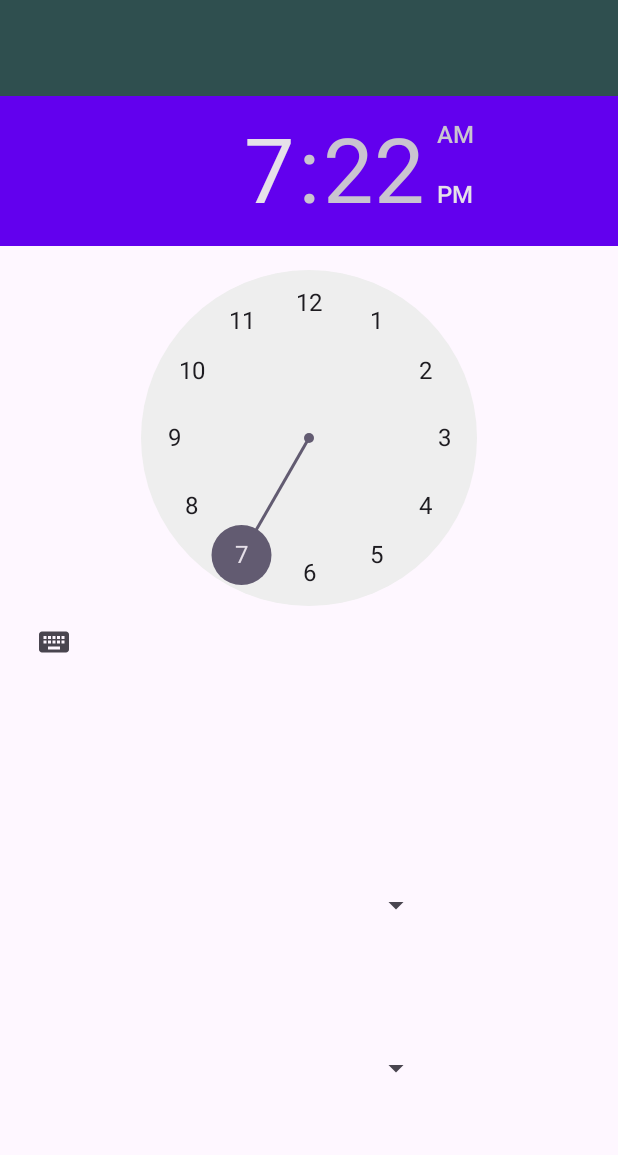
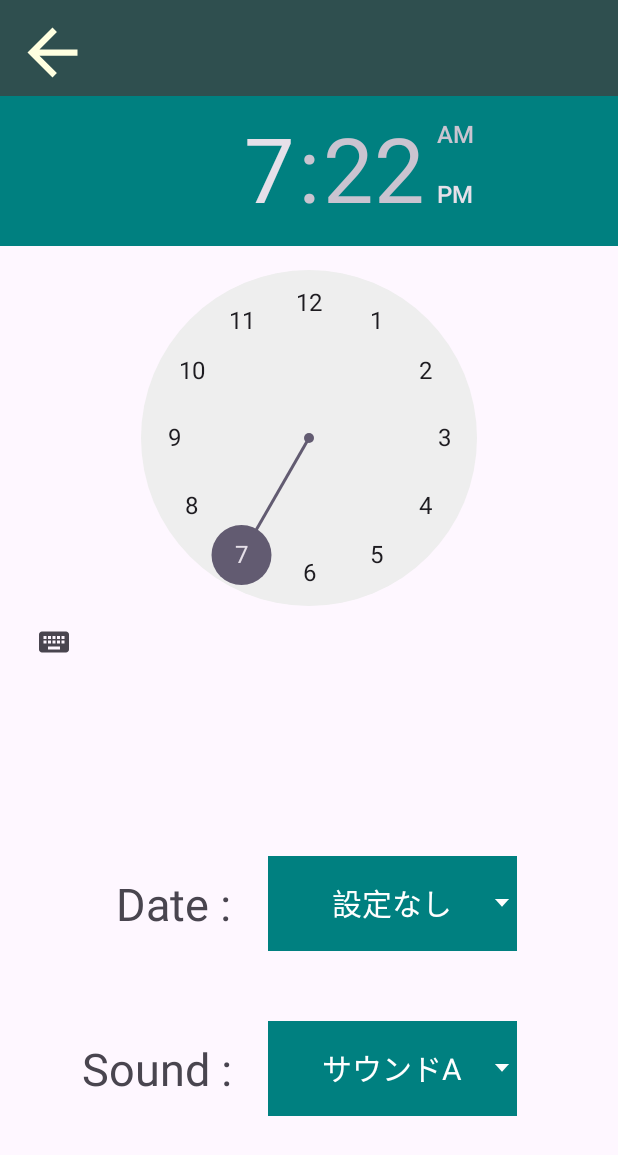
Before and after one commit to t-haruki122/Powerful_Alarm, an Android app: the AlarmSettings screen opened directly, with no data from a screen before it, on a phone screen of 412 x 824 dp. Shown: the top 1155 px of the screen. Run offline under Robolectric (Android 15) with nearby library versions, the phone set to English and light mode, and no system bars.

Commit message:
Custom Spinner Add 3 .xml and change a .xml

```diff
--- a/app/src/main/java/jp/ac/meijou/android/powerful_alarm/AlarmSettings.java
+++ b/app/src/main/java/jp/ac/meijou/android/powerful_alarm/AlarmSettings.java
@@ -3,6 +3,10 @@ package jp.ac.meijou.android.powerful_alarm;
 import android.app.Activity;
 import android.health.connect.datatypes.SexualActivityRecord;
 import android.os.Bundle;
+import android.view.View;
+import android.view.ViewGroup;
+import android.widget.ArrayAdapter;
+import android.widget.ImageView;
 
 import androidx.activity.EdgeToEdge;
 import androidx.appcompat.app.AppCompatActivity;
@@ -12,6 +16,7 @@ import androidx.core.view.WindowInsetsCompat;
 
 import jp.ac.meijou.android.powerful_alarm.databinding.ActivityAlarmSettingsBinding;
 
+
 public class AlarmSettings extends AppCompatActivity {
 
     private ActivityAlarmSettingsBinding binding;
@@ -20,11 +25,34 @@ public class AlarmSettings extends AppCompatActivity {
     protected void onCreate(Bundle savedInstanceState) {
         super.onCreate(savedInstanceState);
         EdgeToEdge.enable(this);
-        setContentView(R.layout.activity_alarm_settings);
+
+        binding = ActivityAlarmSettingsBinding.inflate(getLayoutInflater());
+        setContentView(binding.getRoot());
+
         ViewCompat.setOnApplyWindowInsetsListener(findViewById(R.id.main), (v, insets) -> {
             Insets systemBars = insets.getInsets(WindowInsetsCompat.Type.systemBars());
             v.setPadding(systemBars.left, systemBars.top, systemBars.right, systemBars.bottom);
             return insets;
         });
+
+        // date
+        ArrayAdapter<String> adapter = new ArrayAdapter<>(
+                this,
+                R.layout.custom_spinner,
+                getResources().getStringArray(R.array.date)
+        );
+
+        adapter.setDropDownViewResource(R.layout.custom_spinner_dropdown);
+        binding.date.setAdapter(adapter);
+
+        // sound
+        ArrayAdapter<String> soundAdapter = new ArrayAdapter<>(
+                this,
+                R.layout.custom_spinner,
+                getResources().getStringArray(R.array.sound)
+        );
+
+        soundAdapter.setDropDownViewResource(R.layout.custom_spinner_dropdown);
+        binding.sound.setAdapter(soundAdapter);
     }
 }
--- /dev/null
+++ b/app/src/main/res/drawable/calendar.xml
@@ -0,0 +1,5 @@
+<vector xmlns:android="http://schemas.android.com/apk/res/android" android:height="24dp" android:tint="#0755E8" android:viewportHeight="24" android:viewportWidth="24" android:width="24dp">
+
+    <path android:fillColor="@android:color/white" android:pathData="M19,4h-1V2h-2v2H8V2H6v2H5C3.89,4 3.01,4.9 3.01,6L3,20c0,1.1 0.89,2 2,2h14c1.1,0 2,-0.9 2,-2V6C21,4.9 20.1,4 19,4zM19,20H5V10h14V20zM9,14H7v-2h2V14zM13,14h-2v-2h2V14zM17,14h-2v-2h2V14zM9,18H7v-2h2V18zM13,18h-2v-2h2V18zM17,18h-2v-2h2V18z"/>
+
+</vector>
--- a/app/src/main/res/layout/activity_alarm_settings.xml
+++ b/app/src/main/res/layout/activity_alarm_settings.xml
@@ -6,6 +6,19 @@
     android:layout_width="match_parent"
     android:layout_height="match_parent"
     tools:context=".AlarmSettings">
+
+    <ImageView
+        android:id="@+id/previous"
+        android:layout_width="60sp"
+        android:layout_height="60sp"
+        android:paddingTop="10sp"
+        android:paddingLeft="10sp"
+        android:scrollbarSize="30sp"
+        android:translationZ="10dp"
+        app:srcCompat="@drawable/baseline_arrow_back_24_color"
+        app:layout_constraintTop_toTopOf="parent"
+        app:layout_constraintStart_toStartOf="parent">
+    </ImageView>
 
     <androidx.appcompat.widget.Toolbar
         android:id="@+id/toolbarInput"
@@ -22,31 +35,61 @@
         android:id="@+id/time_picker"
         android:layout_width="wrap_content"
         android:layout_height="wrap_content"
-        android:headerBackground="@color/design_default_color_primary"
+        android:headerBackground="#008080"
         app:layout_constraintEnd_toEndOf="parent"
         app:layout_constraintStart_toStartOf="parent"
         app:layout_constraintTop_toBottomOf="@+id/toolbarInput" />
 
     <Spinner
-        android:id="@+id/dato"
+        android:id="@+id/date"
         android:layout_width="166dp"
         android:layout_height="63dp"
+        android:background="#008080"
         app:layout_constraintBottom_toBottomOf="parent"
         app:layout_constraintEnd_toEndOf="parent"
-        app:layout_constraintHorizontal_bias="0.497"
+        app:layout_constraintHorizontal_bias="0.726"
         app:layout_constraintStart_toStartOf="parent"
         app:layout_constraintTop_toTopOf="@+id/toolbarInput"
-        app:layout_constraintVertical_bias="0.752" />
+        app:layout_constraintVertical_bias="0.75" />
 
     <Spinner
         android:id="@+id/sound"
         android:layout_width="166dp"
         android:layout_height="63dp"
+        android:background="#008080"
         app:layout_constraintBottom_toBottomOf="parent"
         app:layout_constraintEnd_toEndOf="parent"
-        app:layout_constraintHorizontal_bias="0.497"
+        app:layout_constraintHorizontal_bias="0.726"
         app:layout_constraintStart_toStartOf="parent"
         app:layout_constraintTop_toTopOf="@+id/toolbarInput"
         app:layout_constraintVertical_bias="0.895" />
 
+    <TextView
+        android:id="@+id/label_date"
+        android:layout_width="0dp"
+        android:layout_height="wrap_content"
+        android:text="Date : "
+        android:textSize="30sp"
+        android:gravity="center"
+        android:layout_marginEnd="-60dp"
+        app:layout_constraintEnd_toStartOf="@+id/date"
+        app:layout_constraintTop_toTopOf="@+id/date"
+        app:layout_constraintBottom_toBottomOf="@+id/date"
+        app:layout_constraintVertical_bias="0.5"
+        app:layout_constraintStart_toStartOf="parent"/>
+
+    <TextView
+        android:id="@+id/label_sound"
+        android:layout_width="0dp"
+        android:layout_height="wrap_content"
+        android:text="Sound : "
+        android:textSize="30sp"
+        android:gravity="center"
+        android:layout_marginEnd="-37dp"
+        app:layout_constraintEnd_toStartOf="@+id/sound"
+        app:layout_constraintTop_toTopOf="@+id/sound"
+        app:layout_constraintBottom_toBottomOf="@+id/sound"
+        app:layout_constraintVertical_bias="0.5"
+        app:layout_constraintStart_toStartOf="parent"/>
+
 </androidx.constraintlayout.widget.ConstraintLayout>
--- /dev/null
+++ b/app/src/main/res/layout/custom_spinner.xml
@@ -0,0 +1,15 @@
+<?xml version="1.0" encoding="utf-8"?>
+<TextView xmlns:android="http://schemas.android.com/apk/res/android"
+    android:id="@android:id/text1"
+    style="?attr/spinnerDropDownItemStyle"
+    android:layout_width="match_parent"
+    android:layout_height="?attr/dropdownListPreferredItemHeight"
+    android:background="@drawable/abc_spinner_mtrl_am_alpha"
+    android:backgroundTint="@color/white"
+    android:gravity="center"
+    android:textSize="20sp"
+    android:ellipsize="marquee"
+    android:singleLine="true"
+    android:textColor="@color/white">
+
+</TextView>
--- /dev/null
+++ b/app/src/main/res/layout/custom_spinner_dropdown.xml
@@ -0,0 +1,13 @@
+<?xml version="1.0" encoding="utf-8"?>
+<TextView xmlns:android="http://schemas.android.com/apk/res/android"
+    android:id="@android:id/text1"
+    style="?attr/spinnerDropDownItemStyle"
+    android:layout_width="match_parent"
+    android:layout_height="?attr/dropdownListPreferredItemHeight"
+    android:background="#7fffd4"
+    android:ellipsize="marquee"
+    android:singleLine="true"
+    android:textAlignment="center"
+    android:textColor="@color/black">
+
+</TextView>
--- a/app/src/main/res/values/strings.xml
+++ b/app/src/main/res/values/strings.xml
@@ -1,15 +1,19 @@
 <resources>
     <string name="app_name">Powerful_Alarm</string>
 
-    <string name="alarmTitle">アラーム</string>
-    <string name="create">＋</string>
-    <string name="delete">－</string>
+    <string-array name="date">
+        <item>設定なし</item>
+        <item>日曜日</item>
+        <item>月曜日</item>
+        <item>火曜日</item>
+        <item>水曜日</item>
+        <item>木曜日</item>
+        <item>金曜日</item>
+        <item>土曜日</item>
+    </string-array>
 
-    <string-array name="area_list">
-        <item name="sapporo">札幌</item>
-        <item name="tokyo">東京</item>
-        <item name="nagoya">名古屋</item>
-        <item name="osaka">大阪</item>
-        <item name="fukuoka">福岡</item>
+    <string-array name="sound">
+        <item>サウンドA</item>
+        <item>サウンドB</item>
     </string-array>
 </resources>
```
